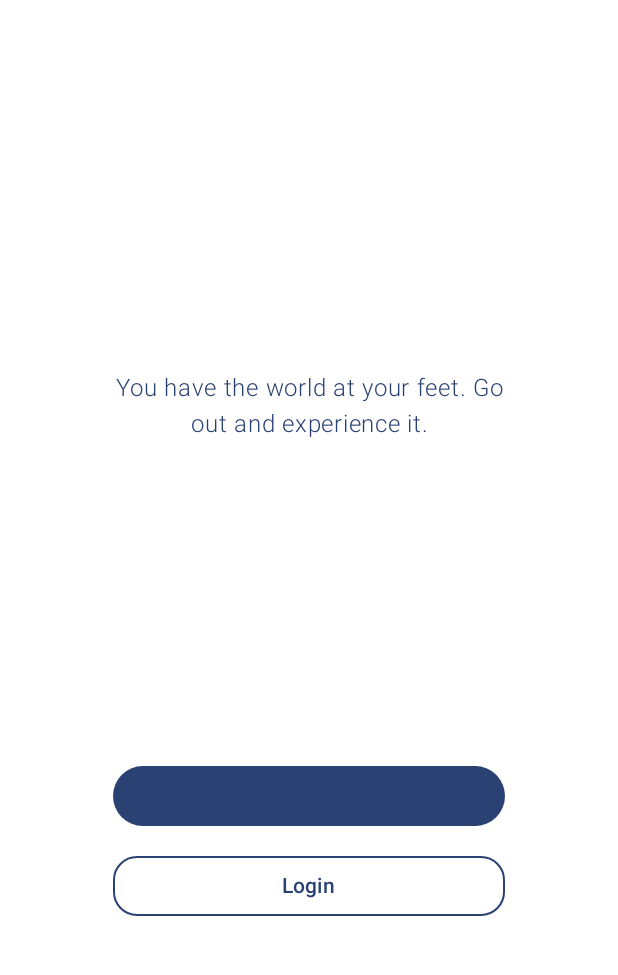
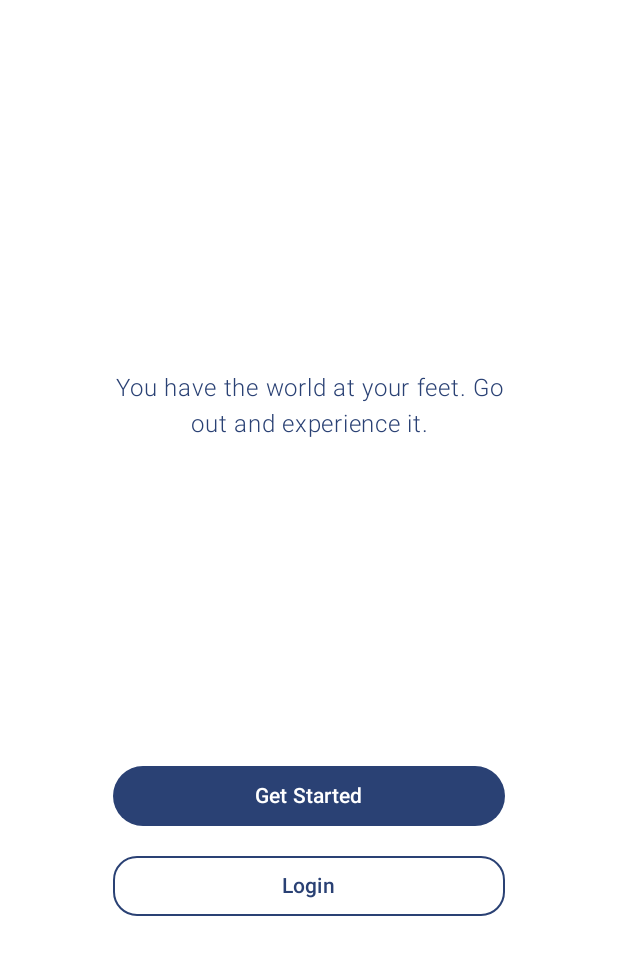
Before and after one commit to steveng85/AppDevelopment, an Android app built with Jetpack Compose: the screen it shows after launch (MainActivity), on a phone screen of 412 x 824 dp, the part 98-1073 px from its top. Run offline under Robolectric (Android 15) with nearby library versions, the phone set to English and light mode, and no system bars; our stand-ins replace Dagger/Hilt's generated code, Firebase (no records; nobody signed in at launch, a user with empty details on screens opened directly); libraries missing offline, so code that uses them is left out: androidx.camera.core, androidx.camera.lifecycle, androidx.camera.view.

Commit message:
minor thingss

```diff
--- a/app/src/main/java/com/example/appdevelopment/ui/screens/splashView/SplashScreen.kt
+++ b/app/src/main/java/com/example/appdevelopment/ui/screens/splashView/SplashScreen.kt
@@ -1,20 +1,20 @@
 package com.example.appdevelopment
 
+import android.graphics.Paint
 import android.view.animation.OvershootInterpolator
 import androidx.compose.animation.core.Animatable
 import androidx.compose.animation.core.tween
 import androidx.compose.foundation.*
-import androidx.compose.foundation.layout.Box
-import androidx.compose.foundation.layout.fillMaxSize
-import androidx.compose.foundation.layout.padding
-import androidx.compose.foundation.layout.size
+import androidx.compose.foundation.layout.*
 import androidx.compose.material3.MaterialTheme
+import androidx.compose.material3.Text
 import androidx.compose.runtime.Composable
 import androidx.compose.runtime.LaunchedEffect
 import androidx.compose.runtime.remember
 import androidx.compose.ui.Alignment
 import androidx.compose.ui.Modifier
 import androidx.compose.ui.draw.scale
+import androidx.compose.ui.graphics.Color
 import androidx.compose.ui.res.painterResource
 import androidx.compose.ui.tooling.preview.Preview
 import androidx.compose.ui.unit.dp
@@ -35,11 +35,11 @@ fun SplashScreen(navController: NavController, authLogic: AuthLogic?) {
             targetValue = 1f,
             animationSpec = tween(
                 durationMillis = 500,
-                easing = { OvershootInterpolator(5f).getInterpolation(it) }
+                easing = { OvershootInterpolator(2f).getInterpolation(it) }
             ),
             initialVelocity = 5f
         )
-        delay(1000)
+        delay(800)
         if(authLogic?.loginFlow?.value is Resource.Success) {
             navController.navigate(Screen.Camera.route)
         } else {
@@ -49,10 +49,14 @@ fun SplashScreen(navController: NavController, authLogic: AuthLogic?) {
 
     Box(
         modifier = Modifier
-            .background(MaterialTheme.colorScheme.onPrimary)
+            .background(MaterialTheme.colorScheme.primary)
             .fillMaxSize()
             .padding(top = 150.dp),
         contentAlignment = Alignment.TopCenter
+    ) {
+        Column(modifier = Modifier.fillMaxWidth().wrapContentHeight(),
+            verticalArrangement = Arrangement.Center,
+            horizontalAlignment = Alignment.CenterHorizontally
         ) {
             Image(
                 modifier = Modifier
@@ -62,6 +66,23 @@ fun SplashScreen(navController: NavController, authLogic: AuthLogic?) {
                 painter = painterResource(id = R.drawable.hunt_logo_white),
                 contentDescription = null
             )
+
+        }
+        Column(modifier = Modifier
+            .wrapContentHeight()
+            .fillMaxWidth(),
+            verticalArrangement = Arrangement.Center,
+            horizontalAlignment = Alignment.CenterHorizontally
+        ) {
+            Text(
+                text = "Hunt",
+                modifier = Modifier
+                    .scale(animateLogo.value)
+                    .padding(top = 100.dp),
+                color = MaterialTheme.colorScheme.onPrimary,
+                fontSize = MaterialTheme.typography.headlineLarge.fontSize,
+            )
+        }
     }
 }
 
--- a/app/src/main/java/com/example/appdevelopment/ui/screens/welcomeView/WelcomeScreen.kt
+++ b/app/src/main/java/com/example/appdevelopment/ui/screens/welcomeView/WelcomeScreen.kt
@@ -144,7 +144,7 @@ fun GetStartedButton(navController: NavController) {
         ) {
             Text(
                 text = "Get Started",
-                color = MaterialTheme.colorScheme.primary
+                color = MaterialTheme.colorScheme.onPrimary
             )
         }
 }
```
Lines whose indentation alone changed are shown as unchanged.
